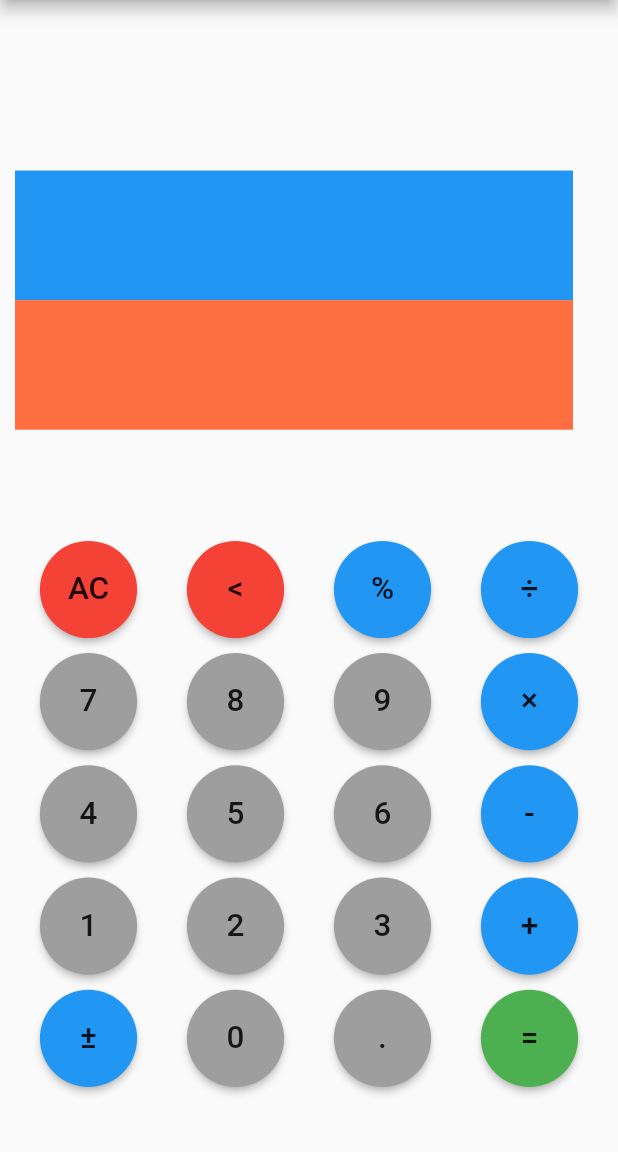
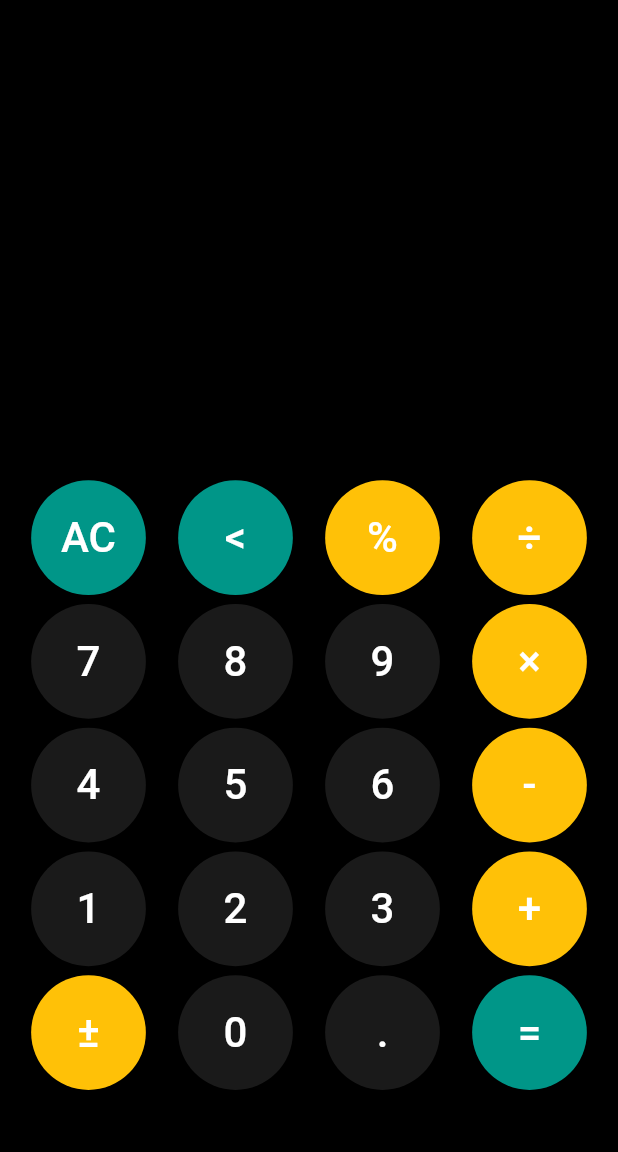
Before and after one commit to Akashtambe000/CalSci, a Flutter app: the screen it shows after launch, on a phone screen of 412 x 824 dp, the part 84-1236 px from its top. Run offline on Flutter 3.47's test engine with Material 2 defaults, Android fonts, the phone set to English and light mode, and no system bars.

Commit message:
Layout Colors Updates

```diff
--- a/myapp/lib/Screen.dart
+++ b/myapp/lib/Screen.dart
@@ -39,13 +39,13 @@ class ScreenState extends State<Screen> {
           SizedBox(height: constraints.maxHeight * 0.3),
           Container(
             height: constraints.maxHeight * 0.25,
-            color: Colors.blue,
+            //color: Colors.blue,
             child: Text(""),
             alignment: Alignment.bottomRight,
           ),
           Container(
             height: constraints.maxHeight * 0.25,
-            color: Colors.deepOrangeAccent,
+            //color: Colors.deepOrangeAccent,
             child: Text(""),
             alignment: Alignment.bottomRight,
           ),
--- a/myapp/lib/buttonWidget.dart
+++ b/myapp/lib/buttonWidget.dart
@@ -13,7 +13,8 @@ class ButtonWidget extends StatelessWidget {
         onPressed: ()=>{},
         shape: CircleBorder(),
         color: bgColor,
-        child: Text(keyValue,textScaleFactor: 1.5,)
+        elevation: 0,
+        child: Text(keyValue,textScaleFactor: 2,style: TextStyle(color: Colors.white),)
       );
     });
   }
--- a/myapp/lib/buttons.dart
+++ b/myapp/lib/buttons.dart
@@ -4,34 +4,34 @@ import './buttonWidget.dart';
 class Buttons extends StatelessWidget {
   final buttonlist = [
     [
-      {"keyValue": "AC", "bgColor": Colors.red},
-      {"keyValue": "<", "bgColor": Colors.red},
-      {"keyValue": "%", "bgColor": Colors.blue},
-      {"keyValue": "÷", "bgColor": Colors.blue},
+      {"keyValue": "AC", "bgColor": Colors.teal},
+      {"keyValue": "<", "bgColor": Colors.teal},
+      {"keyValue": "%", "bgColor": Colors.amber},
+      {"keyValue": "÷", "bgColor": Colors.amber},
     ],
     [
-      {"keyValue": "7", "bgColor": Colors.grey},
-      {"keyValue": "8", "bgColor": Colors.grey},
-      {"keyValue": "9", "bgColor": Colors.grey},
-      {"keyValue": "×", "bgColor": Colors.blue},
+      {"keyValue": "7", "bgColor": Colors.white10},
+      {"keyValue": "8", "bgColor": Colors.white10},
+      {"keyValue": "9", "bgColor": Colors.white10},
+      {"keyValue": "×", "bgColor": Colors.amber},
     ],
     [
-      {"keyValue": "4", "bgColor": Colors.grey},
-      {"keyValue": "5", "bgColor": Colors.grey},
-      {"keyValue": "6", "bgColor": Colors.grey},
-      {"keyValue": "-", "bgColor": Colors.blue},
+      {"keyValue": "4", "bgColor": Colors.white10},
+      {"keyValue": "5", "bgColor": Colors.white10},
+      {"keyValue": "6", "bgColor": Colors.white10},
+      {"keyValue": "-", "bgColor": Colors.amber},
     ],
     [
-      {"keyValue": "1", "bgColor": Colors.grey},
-      {"keyValue": "2", "bgColor": Colors.grey},
-      {"keyValue": "3", "bgColor": Colors.grey},
-      {"keyValue": "+", "bgColor": Colors.blue},
+      {"keyValue": "1", "bgColor": Colors.white10},
+      {"keyValue": "2", "bgColor": Colors.white10},
+      {"keyValue": "3", "bgColor": Colors.white10},
+      {"keyValue": "+", "bgColor": Colors.amber},
     ],
     [
-      {"keyValue": "±", "bgColor": Colors.blue},
-      {"keyValue": "0", "bgColor": Colors.grey},
-      {"keyValue": ".", "bgColor": Colors.grey},
-      {"keyValue": "=", "bgColor": Colors.green},
+      {"keyValue": "±", "bgColor": Colors.amber},
+      {"keyValue": "0", "bgColor": Colors.white10},
+      {"keyValue": ".", "bgColor": Colors.white10},
+      {"keyValue": "=", "bgColor": Colors.teal},
     ],
   ];
 
@@ -46,7 +46,7 @@ class Buttons extends StatelessWidget {
                 return Container(
                   width: constraints.maxWidth * 0.25,
                   height: constraints.maxHeight * 0.20,
-              padding: EdgeInsets.symmetric(vertical: 5),
+                  padding: EdgeInsets.symmetric(vertical: 3),
                   child: ButtonWidget(
                     bgColor: singleButton["bgColor"],
                     keyValue: singleButton["keyValue"],
--- a/myapp/lib/main.dart
+++ b/myapp/lib/main.dart
@@ -63,15 +63,16 @@ class _MyHomePageState extends State<MyHomePage> {
         body: Container(
           padding: EdgeInsets.all(mainPadding),
           height: appHeight,
+          color: Colors.black,
           child: Column(
             children: <Widget>[
               Container(
                 padding: EdgeInsets.only(right: 20),
-                height: appHeight * 0.45,
+                height: appHeight * 0.40,
                 child: Screen(),
               ),
               Container(
-                height: appHeight * 0.50 - mainPadding,
+                height: appHeight * 0.55 - mainPadding,
                 child: Buttons(),
               ),
             ],
```
Lines whose indentation alone changed are shown as unchanged.
